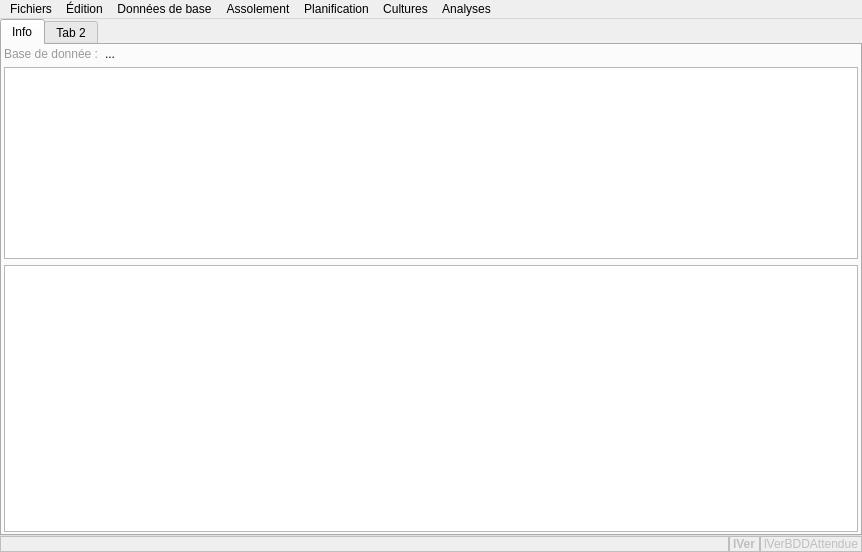
First picture: the form in mainwindow.ui, repository marcpley/potaleger, before the edit.
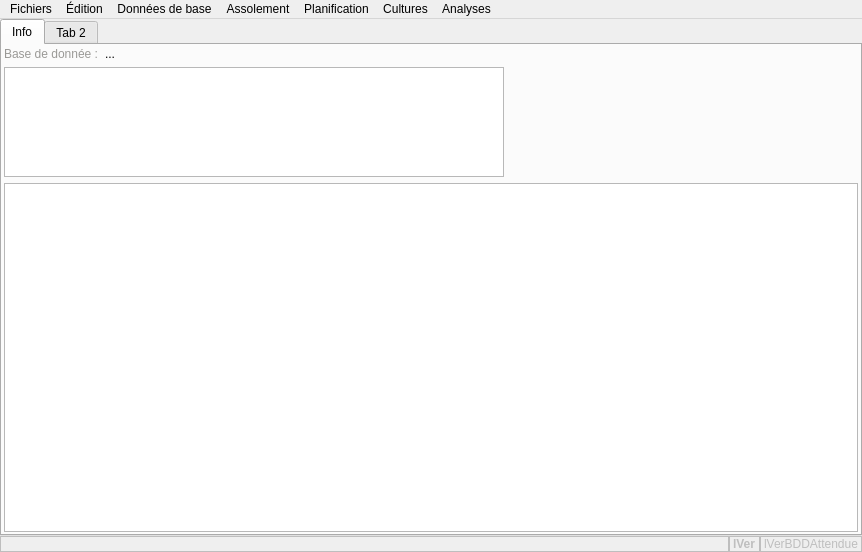
Second picture: the form after the edit. The open tabs and pages were chosen to show the change. Icons and pictures are not drawn.

The edit to the form file:
```diff
--- a/mainwindow.ui
+++ b/mainwindow.ui
@@ -46,6 +46,9 @@
         <bold>false</bold>
        </font>
       </property>
+      <property name="autoFillBackground">
+       <bool>true</bool>
+      </property>
       <property name="tabShape">
        <enum>QTabWidget::TabShape::Rounded</enum>
       </property>
@@ -55,6 +58,9 @@
       <property name="tabsClosable">
        <bool>false</bool>
       </property>
+      <property name="movable">
+       <bool>true</bool>
+      </property>
       <widget class="QWidget" name="Info">
        <attribute name="title">
         <string>Info</string>
@@ -123,6 +129,12 @@
               <verstretch>0</verstretch>
              </sizepolicy>
             </property>
+            <property name="maximumSize">
+             <size>
+              <width>500</width>
+              <height>110</height>
+             </size>
+            </property>
             <property name="palette">
              <palette>
               <active>
```
Left out of the diff: 119 changed lines with no effect on the pictures.
